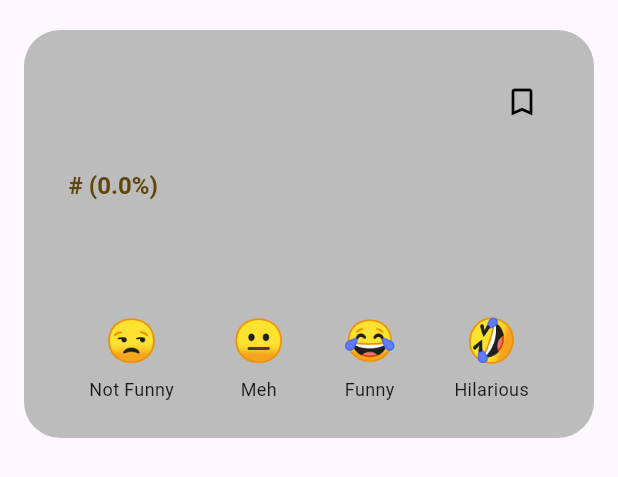
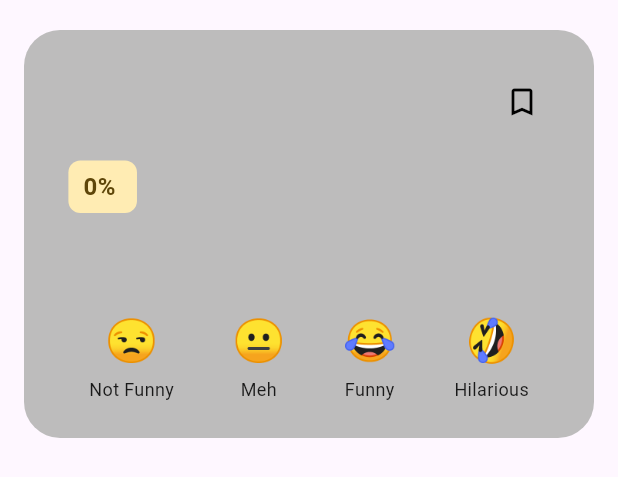
Before and after one commit to Glesebochu/Hodien, a Flutter app: the PostCard widget shown alone on an empty page, opened directly with empty values, on a phone screen of 412 x 824 dp. Shown: the top 477 px of the screen. Run offline on Flutter 3.47's test engine with Material 3 defaults, Android fonts, the phone set to English and light mode, and no system bars; our stand-ins replace cloud_firestore, firebase_auth, firebase_core, google_fonts; missing offline and left inert: shadcn_flutter, translator; accounts and stored records are empty.

Commit message:
feat: enhance PostCard styling with Google Fonts and improved humor type-score display

```diff
--- a/frontend/lib/pages/home.dart
+++ b/frontend/lib/pages/home.dart
@@ -179,26 +179,6 @@ class _HomeState extends State<Home> {
               ),
             ],
           ),
-          // RichText(
-          //   text: TextSpan(
-          //     children: [
-          //       TextSpan(
-          //         text: 'Ho',
-          //         style: GoogleFonts.pacifico(
-          //           fontSize: 28,
-          //           color: widget.isDarkMode ? Colors.white : Colors.black87,
-          //         ),
-          //       ),
-          //       TextSpan(
-          //         text: 'diEn',
-          //         style: GoogleFonts.pacifico(
-          //           fontSize: 28,
-          //           color: Colors.yellow[700],
-          //         ),
-          //       ),
-          //     ],
-          //   ),
-          // ),
           actions: [
             Padding(
               padding: const EdgeInsets.fromLTRB(0, 0, 16, 0),
@@ -232,12 +212,12 @@ class _HomeState extends State<Home> {
                   child: Row(
                     mainAxisSize: MainAxisSize.min,
                     mainAxisAlignment: MainAxisAlignment.center,
-                    children: const [
+                    children: [
                       Icon(Icons.auto_awesome, color: Colors.black),
                       SizedBox(width: 8),
                       Text(
                         'Surprise Me',
-                        style: TextStyle(
+                        style: GoogleFonts.varela(
                           color: Colors.black,
                           fontWeight: FontWeight.bold,
                         ),
--- a/frontend/lib/pages/post_card.dart
+++ b/frontend/lib/pages/post_card.dart
@@ -2,6 +2,7 @@ import 'package:flutter/material.dart';
 import 'package:frontend/services/reactions.dart';
 import 'package:frontend/models/humor_profile.dart';
 import 'package:frontend/models/constants.dart';
+import 'package:google_fonts/google_fonts.dart';
 
 class PostCard extends StatefulWidget {
   final Map<String, dynamic> jokeData;
@@ -178,28 +179,39 @@ class _PostCardState extends State<PostCard> {
                     children: [
                       TextSpan(
                         text: '${toSentenceCase(widget.jokeData['text'])} ',
-                        style: TextStyle(
+                        style: GoogleFonts.varela(
                           fontSize: 23,
                           color: isDarkMode ? Colors.white : Colors.black,
                           height: 1.6,
+                          fontWeight: FontWeight.w300,
                         ),
                       ),
-                      TextSpan(
-                        text:
-                            '#${widget.jokeData['humorType']} (${(widget.jokeData['humorScore'] * 100).toStringAsFixed(1)}%)',
-                        style: TextStyle(
-                          fontSize: 16, // Smaller than main text
-                          color:
-                              isDarkMode
-                                  ? Colors.yellow[700]
-                                  : Color.fromARGB(
-                                    255,
-                                    94,
-                                    70,
-                                    9,
-                                  ), // Yellow hashtag
-                          height: 1.6,
-                          fontWeight: FontWeight.bold,
+                      WidgetSpan(
+                        alignment: PlaceholderAlignment.middle,
+                        child: Container(
+                          padding: const EdgeInsets.symmetric(
+                            horizontal: 10,
+                            vertical: 8,
+                          ),
+                          decoration: BoxDecoration(
+                            color:
+                                isDarkMode
+                                    ? Colors.yellow[800]?.withOpacity(0.15)
+                                    : const Color.fromARGB(255, 255, 236, 179),
+                            borderRadius: BorderRadius.circular(8),
+                          ),
+                          child: Text(
+                            '${(widget.jokeData['humorScore'] * 100).toStringAsFixed(0)}% ${toTitleCase(widget.jokeData['humorType'])}',
+                            style: TextStyle(
+                              fontSize: 16,
+                              color:
+                                  isDarkMode
+                                      ? Colors.yellow[700]
+                                      : const Color.fromARGB(255, 94, 70, 9),
+                              fontWeight: FontWeight.bold,
+                              height: 1.2,
+                            ),
+                          ),
                         ),
                       ),
                     ],
```
